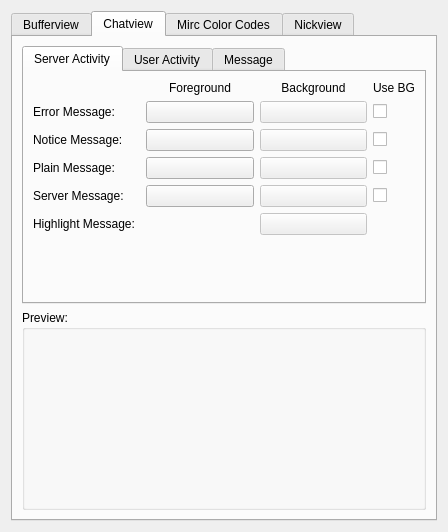
Before: the Qt Designer form src/qtui/settingspages/colorsettingspage.ui in quassel/quassel, drawn with Qt 5.
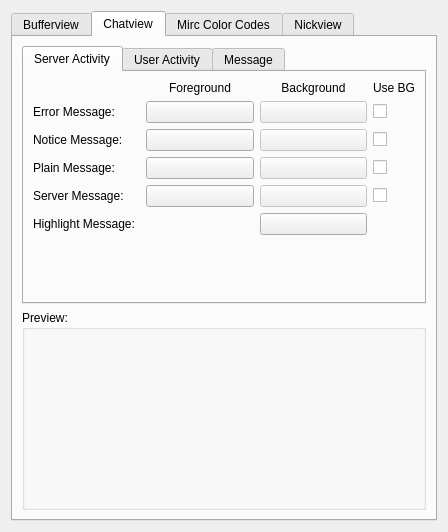
After: the same form once the commit is applied. Custom widgets are drawn as their Qt base class.

Commit message: highlightcolor can now be configured

Patch:
```diff
--- a/src/qtui/settingspages/colorsettingspage.ui
+++ b/src/qtui/settingspages/colorsettingspage.ui
@@ -535,7 +535,7 @@
            <item row="5" column="2" >
             <widget class="ColorButton" name="highlightColor" >
              <property name="enabled" >
-              <bool>false</bool>
+              <bool>true</bool>
              </property>
              <property name="text" >
               <string/>
```
The commit also changes 2 other files.
